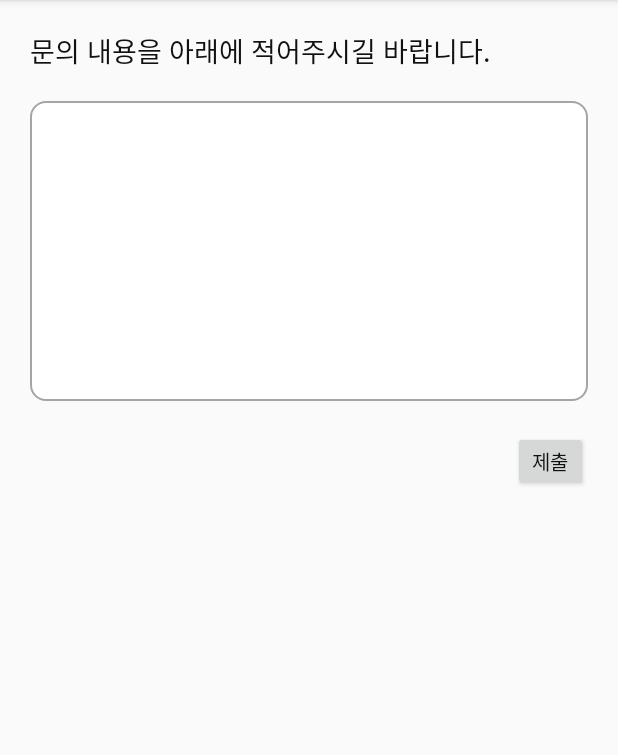
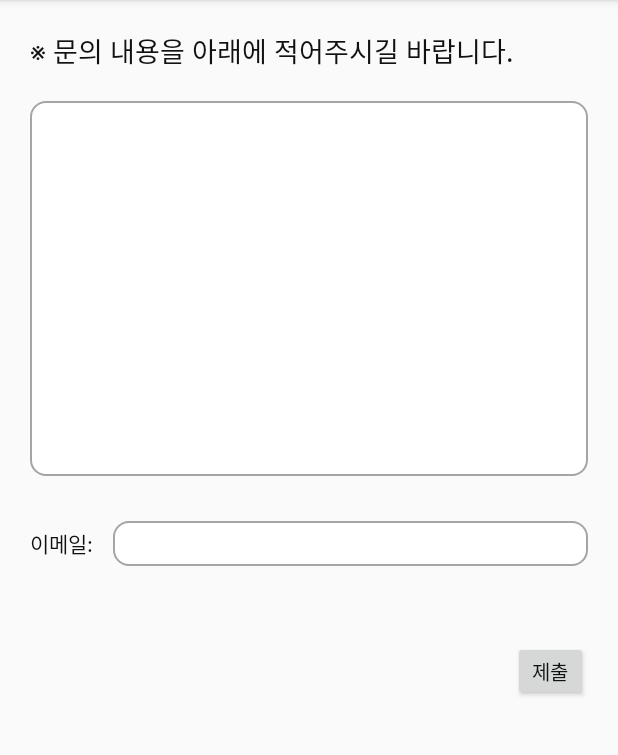
Before and after one commit to saeyeondal/WeforVegan, an Android app: the fragment AddRequestFrag placed in its activity, on a phone screen of 412 x 824 dp, the part 84-839 px from its top. Run offline under Robolectric (Android 15) with nearby library versions, the light colour scheme and no system bars; our stand-ins replace navigation-ui; libraries missing offline, so code that uses them is left out: com.journeyapps.barcodescanner.

Commit message:
문의 수정, 레시피 웹뷰 수정

```diff
--- a/app/src/main/java/com/example/weforvegan/AddRequestFrag.java
+++ b/app/src/main/java/com/example/weforvegan/AddRequestFrag.java
@@ -5,8 +5,6 @@ import android.view.LayoutInflater;
 import android.view.View;
 import android.view.ViewGroup;
 import android.widget.Button;
-import android.widget.TextView;
-import android.widget.Toast;
 
 import androidx.annotation.NonNull;
 import androidx.annotation.Nullable;
@@ -17,7 +15,7 @@ public class AddRequestFrag extends Fragment {
     @Nullable
     @Override
     public View onCreateView(@NonNull LayoutInflater inflater, @Nullable ViewGroup container, @Nullable Bundle savedInstanceState) {
-        ViewGroup rootView = (ViewGroup) inflater.inflate(R.layout.add_request_frag, container, false);
+        ViewGroup rootView = (ViewGroup) inflater.inflate(R.layout.ask, container, false);
         submitBtn = (Button)rootView.findViewById(R.id.submit);
         submitBtn.setOnClickListener(new View.OnClickListener() {
             @Override
--- a/app/src/main/java/com/example/weforvegan/RecipeFrag.java
+++ b/app/src/main/java/com/example/weforvegan/RecipeFrag.java
@@ -1,10 +1,12 @@
 package com.example.weforvegan;
 
+import android.app.ActionBar;
 import android.app.Activity;
 import android.os.Bundle;
 import android.view.LayoutInflater;
 import android.view.View;
 import android.view.ViewGroup;
+import android.view.Window;
 import android.webkit.WebSettings;
 import android.webkit.WebView;
 import android.webkit.WebViewClient;
@@ -24,6 +26,7 @@ public class RecipeFrag extends AppCompatActivity {
 
     @Override
     protected void onCreate(@Nullable Bundle savedInstanceState) {
+        supportRequestWindowFeature(Window.FEATURE_NO_TITLE); // 액션바 없애기
         super.onCreate(savedInstanceState);
         setContentView(R.layout.recipe_frag);
         closeBtn = (Button)findViewById(R.id.close_btn);
--- a/app/src/main/res/layout/add_request_frag.xml
+++ b/app/src/main/res/layout/ask.xml
@@ -13,13 +13,14 @@
             android:layout_height="match_parent"
             android:layout_marginLeft="20dp"
             android:layout_marginTop="20dp"
-            android:text="문의 내용을 아래에 적어주시길 바랍니다."
+            android:text="※ 문의 내용을 아래에 적어주시길 바랍니다."
             android:textColor="@color/colorBlack"
             android:textSize="18dp"/>
 
         <EditText
+            android:id="@+id/ask_msg"
             android:layout_width="match_parent"
-            android:layout_height="200dp"
+            android:layout_height="250dp"
             android:background="@drawable/rec_box"
             android:layout_margin="20dp"
             android:textColor="@color/colorBlack"
@@ -28,7 +29,33 @@
 
         <RelativeLayout
             android:layout_width="match_parent"
-            android:layout_height="wrap_content">
+            android:layout_height="wrap_content"
+            android:layout_marginTop="10dp">
+            <TextView
+                android:id="@+id/email_text"
+                android:layout_width="wrap_content"
+                android:layout_height="30dp"
+                android:layout_centerVertical="true"
+                android:textColor="@color/colorBlack"
+                android:text="이메일: "
+                android:gravity="center"
+                android:layout_marginLeft="20dp"/>
+            <EditText
+                android:id="@+id/ask_mail"
+                android:layout_width="wrap_content"
+                android:layout_height="30dp"
+                android:background="@drawable/rec_box"
+                android:layout_marginLeft="10dp"
+                android:layout_marginRight="20dp"
+                android:textColor="@color/colorBlack"
+                android:layout_toRightOf="@+id/email_text"
+                android:layout_alignParentRight="true"/>
+        </RelativeLayout>
+
+        <RelativeLayout
+            android:layout_width="match_parent"
+            android:layout_height="wrap_content"
+            android:layout_marginTop="50dp">
             <Button
                 android:id="@+id/submit"
                 android:layout_width="50dp"
```
